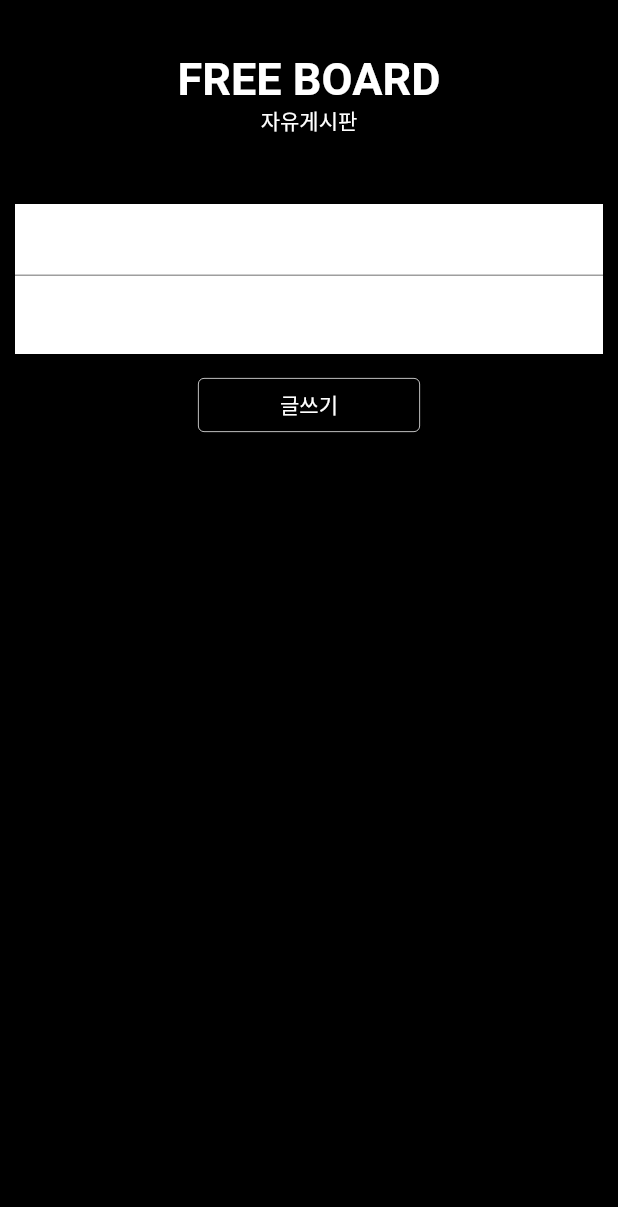
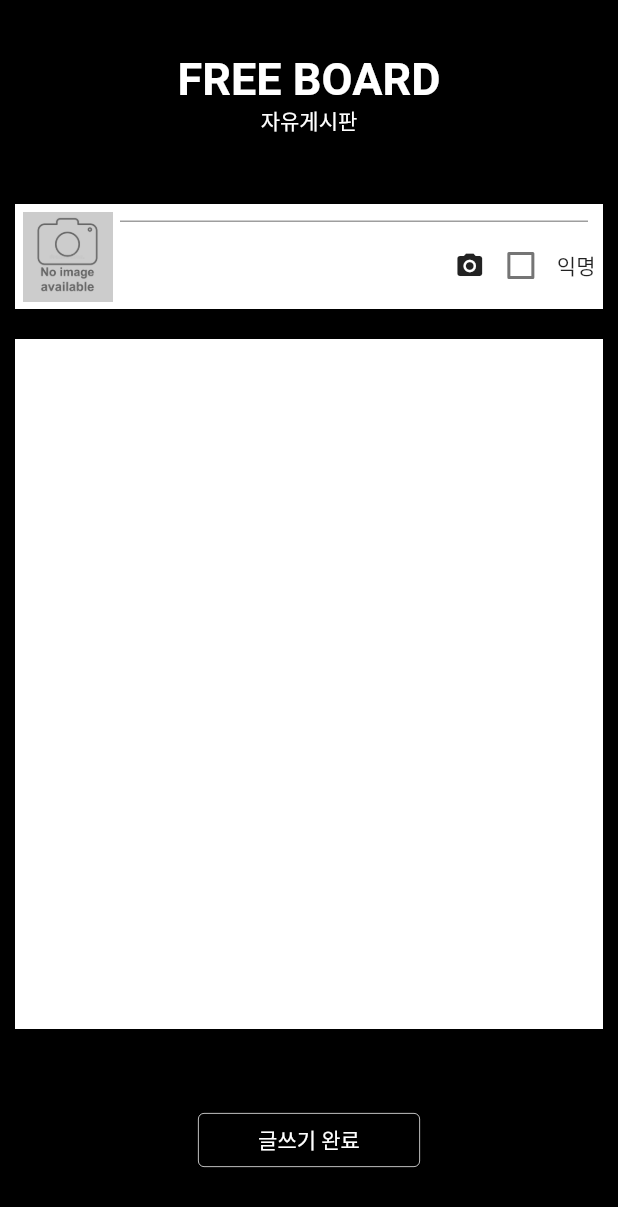
Before and after one commit to HighAloneStartup/frontend-demo, a Flutter app: the screen it shows after launch, after a tap on "글쓰기", on a phone screen of 412 x 824 dp. Shown: the top 1207 px of the screen. Run offline on Flutter 3.47's test engine with Material 2 defaults, Android fonts, the phone set to English and light mode, and no system bars.

Commit message:
Implemented PostWrite Screen
Except For Interaction

```diff
--- a/high_alone_startup/lib/PostListPage.dart
+++ b/high_alone_startup/lib/PostListPage.dart
@@ -3,6 +3,166 @@ import './PostWritePage.dart';
 import './component/MainTitle.dart';
 import './component/SubTitle.dart';
 
+class PostListPage extends StatelessWidget {
+  Widget _title() {
+    return Container(
+      padding: const EdgeInsets.only(top: 35, bottom: 35),
+      child: Column(
+        children: const [
+          MainTitle(
+            title: "FREE BOARD",
+            theme: Colors.white,
+          ),
+          SubTitle(
+            title: "자유게시판",
+            theme: Colors.white,
+          )
+        ],
+      ),
+    );
+  }
+
+  Widget _body(BuildContext context) {
+    return Expanded(
+      //height: double.infinity,
+      child: Stack(
+        alignment: Alignment.center,
+        children: [
+          Container(
+            child: ListView.separated(
+              itemCount: _postList.length,
+              itemBuilder: (BuildContext context, int index) {
+                return _postList[index];
+              },
+              separatorBuilder: (BuildContext context, int index) {
+                return const Divider(
+                  thickness: 1,
+                  height: 1,
+                  color: Colors.white,
+                );
+              },
+            ),
+          ),
+          Positioned(
+            bottom: 40,
+            child: ElevatedButton(
+              style: ElevatedButton.styleFrom(
+                fixedSize: Size(148, 34),
+                primary: Colors.black,
+                side: const BorderSide(
+                  color: Colors.white,
+                  width: 0.5,
+                ),
+              ),
+              onPressed: () {
+                Navigator.push(
+                  context,
+                  MaterialPageRoute(builder: (context) => PostWritePage()),
+                );
+              },
+              child: Text("글쓰기"),
+            ),
+          ),
+        ],
+      ),
+    );
+  }
+
+  PostListPage({Key? key}) : super(key: key);
+
+  @override
+  Widget build(BuildContext context) {
+    return Scaffold(
+      backgroundColor: Colors.black,
+      body: Container(
+        child: Column(
+          children: [
+            _title(),
+            _body(context),
+          ],
+        ),
+      ),
+    );
+  }
+}
+
+class _Post extends StatelessWidget {
+  final String? _name;
+  final String? _photo;
+  final String _content;
+
+  _Post({
+    Key? key,
+    required int id,
+    required String content,
+  })  : _name = users[id]?['name'] as String,
+        _photo = 'images/${users[id]?['photo'] as String}',
+        _content = content,
+        super(key: key);
+
+  @override
+  Widget build(BuildContext context) {
+    var photo = Container(
+      width: 60,
+      margin: const EdgeInsets.only(right: 5),
+      height: 60,
+      child: (_photo == null)
+          ? Image.asset('images/default.jpg')
+          : Image.asset('images/default.jpg'), //Image.asset(_photo as String),
+      //-> default.jpg외에 다른 사진들이 문제인 것 같아 임의로 지정함.
+    );
+    var contents = Expanded(
+      child: Column(
+        crossAxisAlignment: CrossAxisAlignment.start,
+        children: [
+          SubTitle(
+            title: (_name == null) ? "익명" : _name as String,
+            theme: Colors.white,
+          ),
+          SubTitle(
+            title: _content,
+            theme: Colors.white,
+          ),
+        ],
+      ),
+    );
+
+    var activate = Container(
+      alignment: Alignment.bottomCenter,
+      child: Row(
+        children: const [
+          Icon(
+            size: 10,
+            Icons.thumb_up,
+            color: Colors.white,
+          ),
+          Icon(
+            size: 10,
+            Icons.comment,
+            color: Colors.white,
+          ),
+          Icon(
+            size: 10,
+            Icons.star,
+            color: Colors.white,
+          ),
+        ],
+      ),
+    );
+
+    return Container(
+      padding: const EdgeInsets.all(5),
+      width: double.infinity,
+      height: 70,
+      child: Row(
+        mainAxisAlignment: MainAxisAlignment.spaceBetween,
+        children: [photo, contents, activate],
+      ),
+    );
+  }
+}
+
+/// 테스트용 데이터
 List<_Post> _postList = [
   _Post(
     id: 0x0000,
@@ -87,161 +247,7 @@ List<_Post> _postList = [
 ];
 
 Map<int, Map<String, String>> users = {
-  0x0000: {'name': '손승표', 'photo': '손승표.jpg'},
-  0x0001: {'name': '정동원', 'photo': '정동원.jpg'},
-  0x0002: {'name': '황서진', 'photo': '황서진.jpg'},
+  0x0000: {'name': '손승표', 'photo': 'SSP.jpg'},
+  0x0001: {'name': '정동원', 'photo': 'JDW.jpg'},
+  0x0002: {'name': '황서진', 'photo': 'HSJ.jpg'},
 };
-
-class PostListPage extends StatelessWidget {
-  final Widget _title = Container(
-    padding: const EdgeInsets.only(top: 35, bottom: 35),
-    child: Column(
-      children: const [
-        MainTitle(
-          title: "FREE BOARD",
-          theme: Colors.white,
-        ),
-        SubTitle(
-          title: "자유게시판",
-          theme: Colors.white,
-        )
-      ],
-    ),
-  );
-
-  //final Widget _body =
-
-  PostListPage({Key? key}) : super(key: key);
-
-  @override
-  Widget build(BuildContext context) {
-    return Scaffold(
-      backgroundColor: Colors.black,
-      body: Container(
-        child: Column(
-          children: [
-            _title,
-            Expanded(
-              //height: double.infinity,
-              child: Stack(
-                alignment: Alignment.center,
-                children: [
-                  Container(
-                    child: ListView.separated(
-                      itemCount: _postList.length,
-                      itemBuilder: (BuildContext context, int index) {
-                        return _postList[index];
-                      },
-                      separatorBuilder: (BuildContext context, int index) {
-                        return const Divider(
-                          thickness: 1,
-                          height: 1,
-                          color: Colors.white,
-                        );
-                      },
-                    ),
-                  ),
-                  Positioned(
-                    bottom: 40,
-                    child: ElevatedButton(
-                      style: ElevatedButton.styleFrom(
-                        fixedSize: Size(148, 34),
-                        primary: Colors.black,
-                        side: const BorderSide(
-                          color: Colors.white,
-                          width: 0.5,
-                        ),
-                      ),
-                      onPressed: () {
-                        Navigator.push(
-                          context,
-                          MaterialPageRoute(
-                              builder: (context) => PostWritePage()),
-                        );
-                      },
-                      child: Text("글쓰기"),
-                    ),
-                  ),
-                ],
-              ),
-            ),
-          ],
-        ),
-      ),
-    );
-  }
-}
-
-class _Post extends StatelessWidget {
-  final String? _name;
-  final String? _photo;
-  final String _content;
-
-  _Post({
-    Key? key,
-    required int id,
-    required String content,
-  })  : _name = users[id]?['name'] as String,
-        _photo = 'images/${users[id]?['photo'] as String}',
-        _content = content,
-        super(key: key);
-
-  @override
-  Widget build(BuildContext context) {
-    var photo = SizedBox(
-      width: 60,
-      height: 60,
-      child: (_photo == null)
-          ? Image.asset('images/default.jpg')
-          : Image.asset(_photo as String),
-    );
-    var contents = Expanded(
-      child: Column(
-        crossAxisAlignment: CrossAxisAlignment.start,
-        children: [
-          SubTitle(
-            title: (_name == null) ? "익명" : _name as String,
-            theme: Colors.white,
-          ),
-          SubTitle(
-            title: _content,
-            theme: Colors.white,
-          ),
-        ],
-      ),
-    );
-
-    var activate = Container(
-      alignment: Alignment.bottomCenter,
-      child: Row(
-        children: const [
-          Icon(
-            size: 10,
-            Icons.thumb_up,
-            color: Colors.white,
-          ),
-          Icon(
-            size: 10,
-            Icons.comment,
-            color: Colors.white,
-          ),
-          Icon(
-            size: 10,
-            Icons.star,
-            color: Colors.white,
-          ),
-        ],
-      ),
-    );
-
-    return Container(
-      padding: const EdgeInsets.all(5),
-      width: double.infinity,
-      height: 70,
-      child: Row(
-        mainAxisAlignment: MainAxisAlignment.spaceBetween,
-        children: [photo, contents, activate],
-      ),
-    );
-  }
-}
--- a/high_alone_startup/lib/PostWritePage.dart
+++ b/high_alone_startup/lib/PostWritePage.dart
@@ -3,7 +3,8 @@ import './component/MainTitle.dart';
 import './component/SubTitle.dart';
 
 class PostWritePage extends StatelessWidget {
-  final Widget _title = Container(
+  Widget _title() {
+    return Container(
       padding: const EdgeInsets.only(top: 35, bottom: 35),
       child: Column(
         children: const [
@@ -18,35 +19,75 @@ class PostWritePage extends StatelessWidget {
         ],
       ),
     );
+  }
 
-  //final Widget _body =
-
-  PostWritePage({Key? key}) : super(key: key);
-
-  @override
-  Widget build(BuildContext context) {
-    return Scaffold(
-      backgroundColor: Colors.black,
-      body: Container(
-        height: double.infinity,
+  Widget _body(BuildContext context) {
+    return Expanded(
       child: Column(
         children: [
-            _title,
+          // head
           Container(
+            margin: const EdgeInsets.all(10),
+            padding: const EdgeInsets.all(5),
+            height: 70,
+            color: Colors.white,
+            child: Row(
+              children: [
+                Container(
+                  height: 60,
+                  width: 60,
+                  child: Image.asset('images/default.jpg'),
+                ),
+                Expanded(
                   child: Column(
                     children: [
-                  Container(
-                    height: 100,
-                    margin: EdgeInsets.all(10),
+                      Expanded(
+                        child: Container(
+                          margin: const EdgeInsets.all(5),
+                          child: const TextField(),
+                        ),
+                      ),
+                      Row(
+                        mainAxisAlignment: MainAxisAlignment.end,
+                        children: [
+                          const Icon(
+                            Icons.camera_alt,
+                            size: 20,
+                          ),
+                          Checkbox(
+                            value: false,
+                            onChanged: (bool? value) {
+                              print("ischecked");
+                            },
+                          ),
+                          const Text("익명"),
+                        ],
+                      ),
+                    ],
+                  ),
+                ),
+              ],
+            ),
+          ),
+          //textbox
+          Expanded(
+            child: Container(
+              margin: const EdgeInsets.all(10),
+              padding: const EdgeInsets.all(20),
               color: Colors.white,
               child: const TextField(
                 maxLines: null,
                 decoration: InputDecoration(
+                  enabledBorder: InputBorder.none,
                   focusedBorder: InputBorder.none,
                 ),
               ),
             ),
-                  ElevatedButton(
+          ),
+          //button
+          Container(
+            margin: const EdgeInsets.all(40),
+            child: ElevatedButton(
               style: ElevatedButton.styleFrom(
                 fixedSize: Size(148, 34),
                 primary: Colors.black,
@@ -58,11 +99,25 @@ class PostWritePage extends StatelessWidget {
               onPressed: () {
                 Navigator.pop(context);
               },
-                    child: Text("글쓰기"),
+              child: const Text("글쓰기 완료"),
+            ),
           ),
         ],
       ),
-            ),
+    );
+  }
+
+  PostWritePage({Key? key}) : super(key: key);
+
+  @override
+  Widget build(BuildContext context) {
+    return Scaffold(
+      backgroundColor: Colors.black,
+      body: Container(
+        child: Column(
+          children: [
+            _title(),
+            _body(context),
           ],
         ),
       ),
```
Also changed, not shown: high_alone_startup/images/HSJ.jpg (renamed from high_alone_startup/images/황서진.jpg), high_alone_startup/images/JDW.jpg (renamed from high_alone_startup/images/정동원.jpg), high_alone_startup/images/SSP.jpg (renamed from high_alone_startup/images/손승표.jpg). Lines whose indentation alone changed are shown as unchanged.
